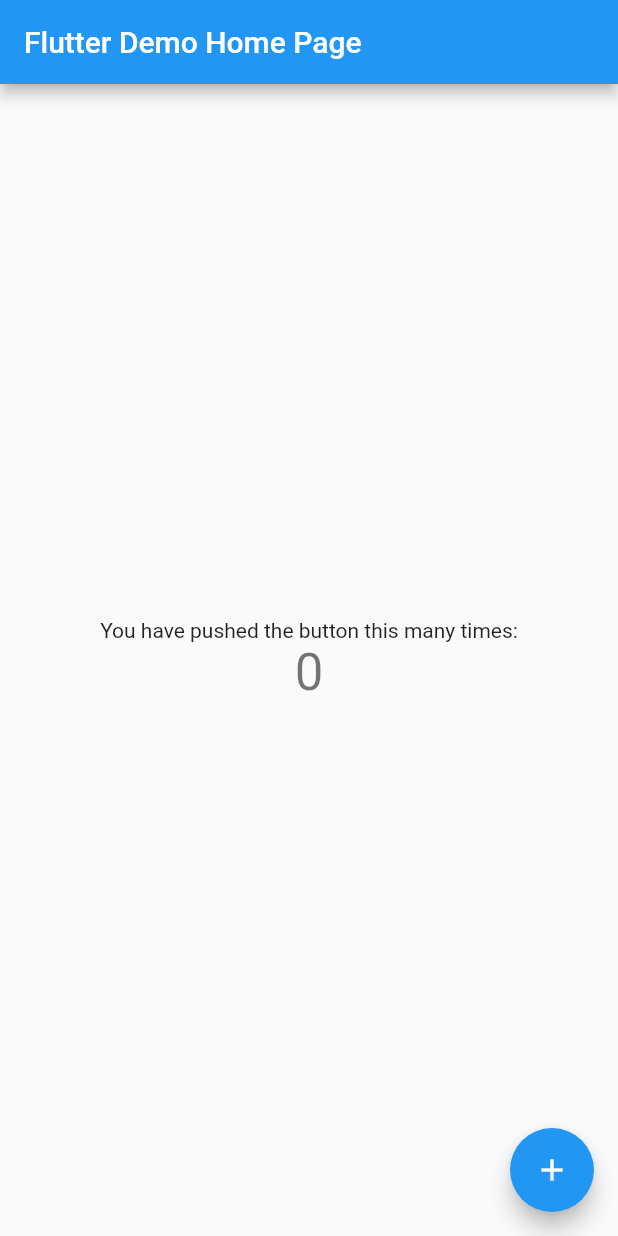
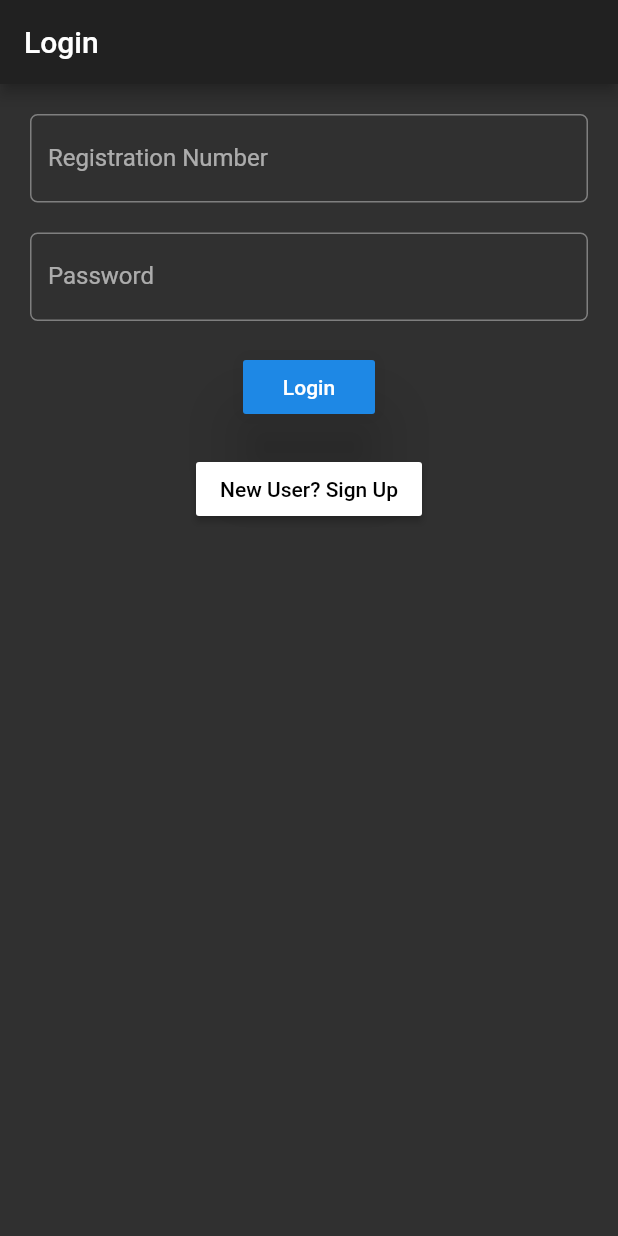
Before and after one commit to harshwall/attendance_student, a Flutter app: the screen it shows after launch, on a phone screen of 412 x 824 dp. Run offline on Flutter 3.47's test engine with Material 2 defaults, Android fonts, the phone set to English and light mode, and no system bars.

Commit message:
Firebase Added with initial Login page

```diff
--- a/lib/main.dart
+++ b/lib/main.dart
@@ -1,3 +1,5 @@
+import 'package:attendance_student/screens/login.dart';
+import 'package:flutter/cupertino.dart';
 import 'package:flutter/material.dart';
 
 void main() => runApp(MyApp());
@@ -8,104 +10,20 @@ class MyApp extends StatelessWidget {
   Widget build(BuildContext context) {
     return MaterialApp(
       title: 'Flutter Demo',
+      debugShowCheckedModeBanner: false,
       theme: ThemeData(
-        // This is the theme of your application.
-        //
-        // Try running your application with "flutter run". You'll see the
-        // application has a blue toolbar. Then, without quitting the app, try
-        // changing the primarySwatch below to Colors.green and then invoke
-        // "hot reload" (press "r" in the console where you ran "flutter run",
-        // or simply save your changes to "hot reload" in a Flutter IDE).
-        // Notice that the counter didn't reset back to zero; the application
-        // is not restarted.
-        primarySwatch: Colors.blue,
+        brightness: Brightness.dark,
       ),
-      home: MyHomePage(title: 'Flutter Demo Home Page'),
+      home: Login(),
+//      home: Scaffold(
+//        appBar: AppBar(
+//          backgroundColor: Colors.black,
+//          title:Text(
+//            "Hello World!",
+//          )
+//        ),
+//        body: ,
+//      )
     );
   }
 }
-
-class MyHomePage extends StatefulWidget {
-  MyHomePage({Key key, this.title}) : super(key: key);
-
-  // This widget is the home page of your application. It is stateful, meaning
-  // that it has a State object (defined below) that contains fields that affect
-  // how it looks.
-
-  // This class is the configuration for the state. It holds the values (in this
-  // case the title) provided by the parent (in this case the App widget) and
-  // used by the build method of the State. Fields in a Widget subclass are
-  // always marked "final".
-
-  final String title;
-
-  @override
-  _MyHomePageState createState() => _MyHomePageState();
-}
-
-class _MyHomePageState extends State<MyHomePage> {
-  int _counter = 0;
-
-  void _incrementCounter() {
-    setState(() {
-      // This call to setState tells the Flutter framework that something has
-      // changed in this State, which causes it to rerun the build method below
-      // so that the display can reflect the updated values. If we changed
-      // _counter without calling setState(), then the build method would not be
-      // called again, and so nothing would appear to happen.
-      _counter++;
-    });
-  }
-
-  @override
-  Widget build(BuildContext context) {
-    // This method is rerun every time setState is called, for instance as done
-    // by the _incrementCounter method above.
-    //
-    // The Flutter framework has been optimized to make rerunning build methods
-    // fast, so that you can just rebuild anything that needs updating rather
-    // than having to individually change instances of widgets.
-    return Scaffold(
-      appBar: AppBar(
-        // Here we take the value from the MyHomePage object that was created by
-        // the App.build method, and use it to set our appbar title.
-        title: Text(widget.title),
-      ),
-      body: Center(
-        // Center is a layout widget. It takes a single child and positions it
-        // in the middle of the parent.
-        child: Column(
-          // Column is also layout widget. It takes a list of children and
-          // arranges them vertically. By default, it sizes itself to fit its
-          // children horizontally, and tries to be as tall as its parent.
-          //
-          // Invoke "debug painting" (press "p" in the console, choose the
-          // "Toggle Debug Paint" action from the Flutter Inspector in Android
-          // Studio, or the "Toggle Debug Paint" command in Visual Studio Code)
-          // to see the wireframe for each widget.
-          //
-          // Column has various properties to control how it sizes itself and
-          // how it positions its children. Here we use mainAxisAlignment to
-          // center the children vertically; the main axis here is the vertical
-          // axis because Columns are vertical (the cross axis would be
-          // horizontal).
-          mainAxisAlignment: MainAxisAlignment.center,
-          children: <Widget>[
-            Text(
-              'You have pushed the button this many times:',
-            ),
-            Text(
-              '$_counter',
-              style: Theme.of(context).textTheme.display1,
-            ),
-          ],
-        ),
-      ),
-      floatingActionButton: FloatingActionButton(
-        onPressed: _incrementCounter,
-        tooltip: 'Increment',
-        child: Icon(Icons.add),
-      ), // This trailing comma makes auto-formatting nicer for build methods.
-    );
-  }
-}
--- /dev/null
+++ b/lib/screens/login.dart
@@ -0,0 +1,88 @@
+import 'package:flutter/material.dart';
+
+class Login extends StatefulWidget {
+  @override
+  State<StatefulWidget> createState() {
+    return LoginState();
+  }
+}
+
+class LoginState extends State<Login> {
+  var _loginForm = GlobalKey<FormState>();
+
+  @override
+  Widget build(BuildContext context) {
+    return Scaffold(
+        appBar: AppBar(
+          title: Text('Login'),
+        ),
+        body: Container(
+          padding: EdgeInsets.all(10.0),
+          child: Form(
+            key: _loginForm,
+            child: Center(
+              child: Column(
+                children: <Widget>[
+                  Padding(
+                    padding: EdgeInsets.all(10.0),
+                    child: TextFormField(
+                      validator: (String value) {
+                        if (value.length != 8)
+                          return 'Incorrect Registration Number';
+                      },
+                      decoration: InputDecoration(
+                          labelText: 'Registration Number',
+                          errorStyle: TextStyle(color: Colors.yellow),
+                          border: OutlineInputBorder(
+                              borderRadius: BorderRadius.circular(5.0))),
+                    ),
+                  ),
+                  Padding(
+                    padding: EdgeInsets.all(10.0),
+                    child: TextFormField(
+                      obscureText: true,
+                      validator: (String value) {
+                        if (value.length < 6) return 'Password too short';
+                      },
+                      decoration: InputDecoration(
+                          labelText: 'Password',
+                          errorStyle: TextStyle(color: Colors.yellow),
+                          border: OutlineInputBorder(
+                              borderRadius: BorderRadius.circular(5.0))),
+                    ),
+                  ),
+                  Padding(
+                    padding: EdgeInsets.all(10.0),
+                    child: RaisedButton(
+                        child: Text('Login'),
+                        elevation: 20.0,
+                        onPressed: () {
+                          setState(() {
+                            if (_loginForm.currentState.validate()) {
+                              _loginForm.currentState.save();
+                            }
+                          });
+                        }),
+                  ),
+                  Padding(
+                    padding: EdgeInsets.all(10.0),
+                    child: RaisedButton(
+                      child: Text(
+                          'New User? Sign Up',
+                        style: TextStyle(
+                          color: Colors.black
+                        ),
+                      ),
+                      color: Colors.white,
+                      onPressed: (){
+
+                      },
+                    ),
+                  )
+                ],
+              ),
+            ),
+          ),
+        ));
+  }
+}
--- a/pubspec.yaml
+++ b/pubspec.yaml
@@ -19,6 +19,8 @@ environment:
 dependencies:
   flutter:
     sdk: flutter
+  firebase_core: ^0.4.0+9
+  cloud_firesore: ^0.12.9+2
 
   # The following adds the Cupertino Icons font to your application.
   # Use with the CupertinoIcons class for iOS style icons.
```
Also changed, not shown: 2 other files.
